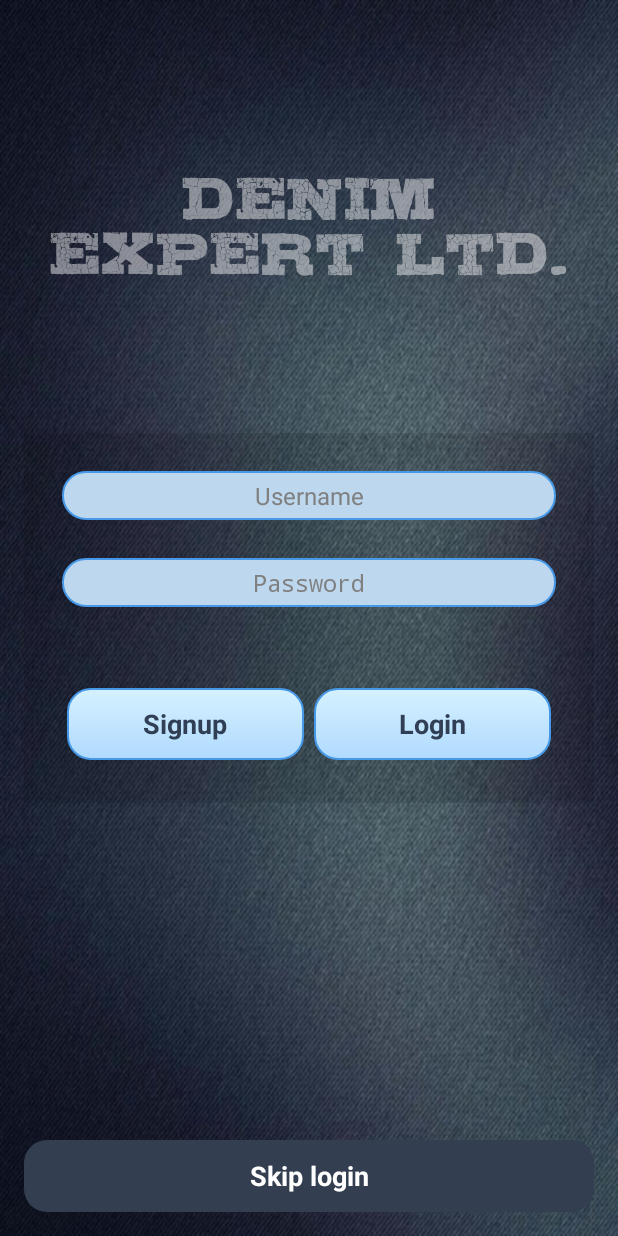
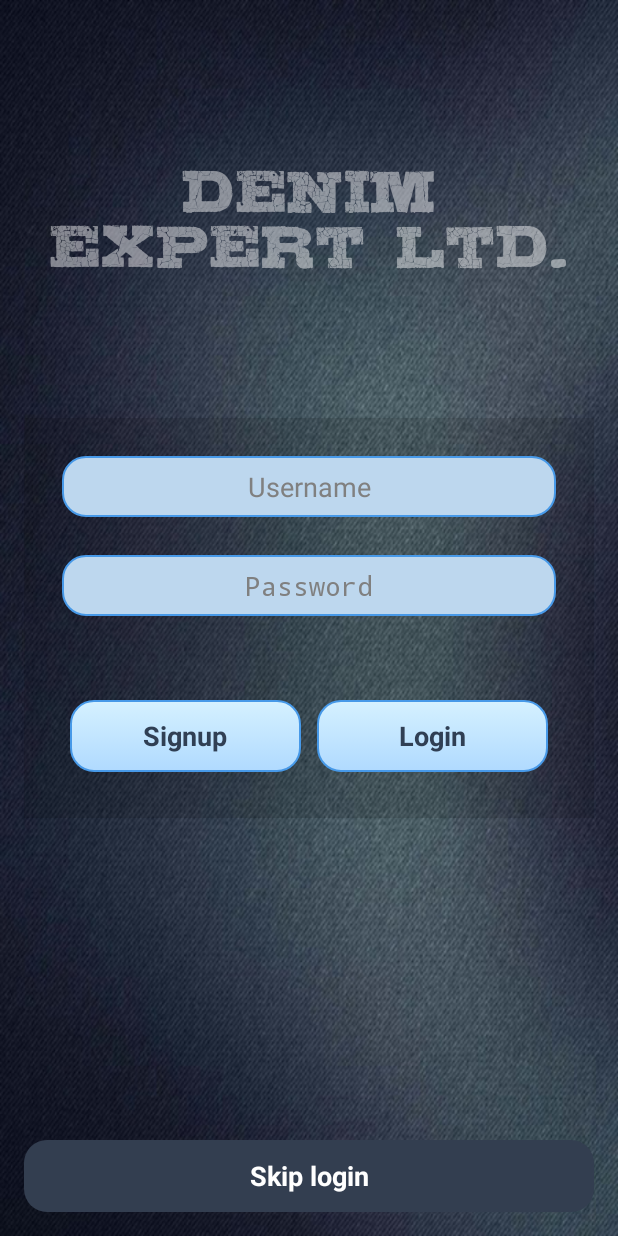
Before and after one commit to ratulSharker/DenimExpert, an Android app: the SignupLoginActivity screen opened directly, with no data from a screen before it, on a phone screen of 412 x 824 dp. Run offline under Robolectric (Android 15) with nearby library versions, the phone set to English and light mode, and no system bars.

Commit message:
mdpi support added for signup & splash screen

```diff
--- a/app/src/main/res/values-mdpi/dimens.xml
+++ b/app/src/main/res/values-mdpi/dimens.xml
@@ -11,21 +11,20 @@
 
     <!-- signup page dimension -->
     <dimen name="signup_box_padding">12dip</dimen>
-    <dimen name="signup_edittext_padding">5dip</dimen>
-    <dimen name="signup_editext_font_size">16sp</dimen>
-    <dimen name="signup_top_button_margin">3dip</dimen>
-    <dimen name="signup_top_button_padding">0dip</dimen>
-    <dimen name="signup_skip_button_padding">5dip</dimen>
+    <dimen name="signup_edittext_padding">8dip</dimen>
+    <dimen name="signup_editext_font_size">18sp</dimen>
+    <dimen name="signup_top_button_margin">5dip</dimen>
+    <dimen name="signup_top_button_padding">4dip</dimen>
+    <dimen name="signup_skip_button_padding">8dip</dimen>
 
 
-    <dimen name="corner_radius">5dp</dimen>
-    <dimen name="activity_vertical_margin">6dp</dimen>
-    <dimen name="activity_horizontal_margin">6dp</dimen>
+    <dimen name="corner_radius">8dp</dimen>
+    <dimen name="activity_vertical_margin">10dp</dimen>
+    <dimen name="activity_horizontal_margin">10dp</dimen>
 
 
     <!-- Main menu page -->
     <dimen name="main_menu_list_image_margin">10dp</dimen>
-
     <dimen name="main_menu_list_image_size">32dp</dimen>
     <dimen name="main_menu_list_title_text_size">20sp</dimen>
     <dimen name="main_menu_list_sub_title_text_size">14sp</dimen>
```
